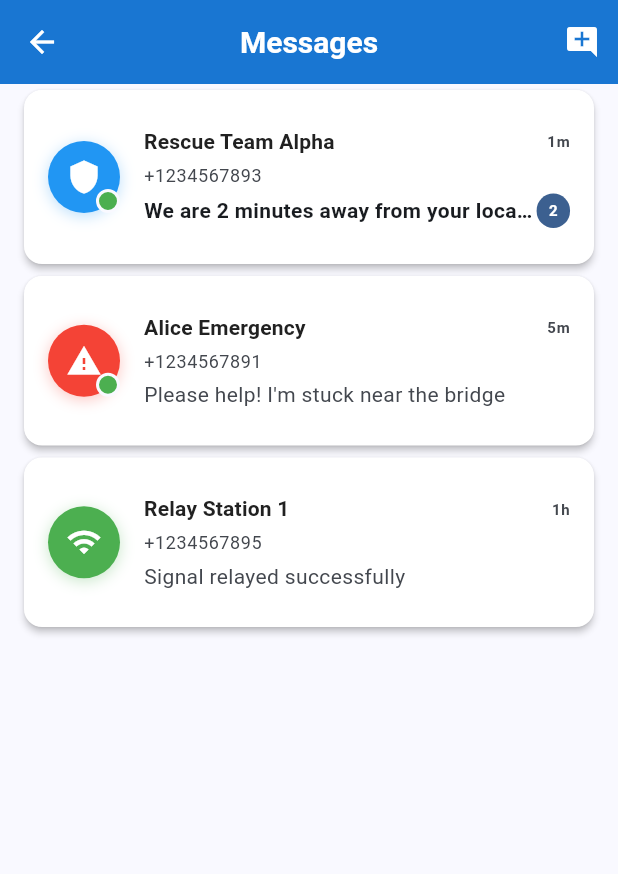
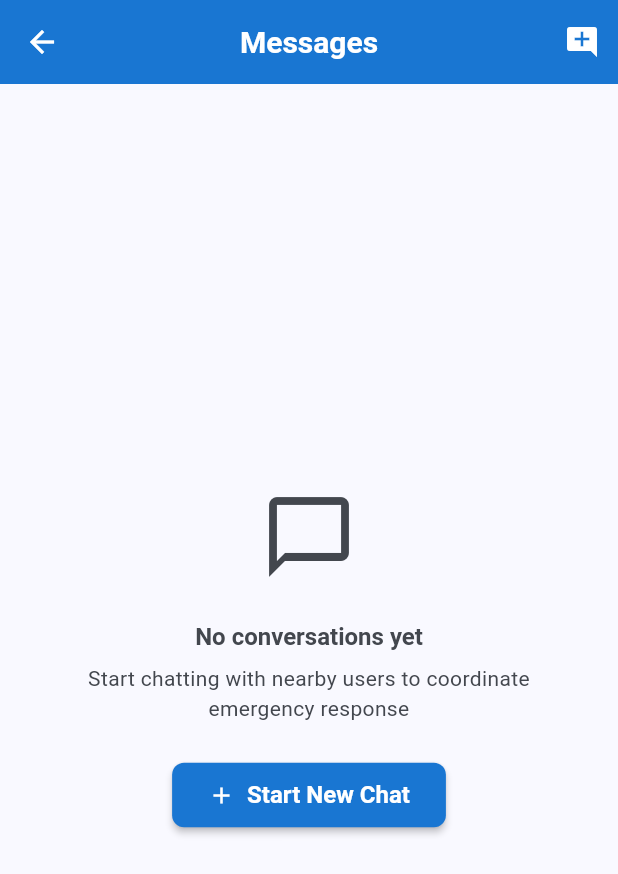
Before and after one commit to Starting123/MyOFFgridApp, a Flutter app: the ChatListScreen screen opened by its route, on a phone screen of 412 x 824 dp. Shown: the top 874 px of the screen. Run offline on Flutter 3.47's test engine with Material 3 defaults, Android fonts, the phone set to English and light mode, and no system bars; our stand-ins replace file_picker, flutter_blue_plus, flutter_riverpod, geocoding, geolocator, image_picker and 3 more; missing offline and left inert: nearby_connections, pointycastle; accounts and stored records are empty.

Commit message:
feat: Refactor providers to use real-time streams and enhance login functionality

```diff
--- a/lib/src/ui/screens/chat/chat_list_screen.dart
+++ b/lib/src/ui/screens/chat/chat_list_screen.dart
@@ -1,51 +1,93 @@
 import 'package:flutter/material.dart';
 import 'package:flutter_riverpod/flutter_riverpod.dart';
 import '../../../models/user_role.dart';
+import '../../../models/chat_models.dart';
+import '../../../services/local_db_service.dart';
+import '../../../services/service_coordinator.dart';
 import '../../widgets/common/reusable_widgets.dart';
 import '../../../utils/logger.dart';
 
-// Mock providers - replace with actual service providers
-final chatUsersProvider = Provider<List<Map<String, dynamic>>>((ref) {
-  return [
-    {
-      'id': '1',
-      'name': 'Rescue Team Alpha',
-      'phone': '+1234567893',
-      'role': UserRole.rescueUser,
-      'lastMessage': 'We are 2 minutes away from your location',
-      'lastMessageTime': DateTime.now().subtract(const Duration(minutes: 1)),
-      'unreadCount': 2,
-      'isOnline': true,
-    },
-    {
-      'id': '2',
-      'name': 'Alice Emergency',
-      'phone': '+1234567891',
-      'role': UserRole.sosUser,
-      'lastMessage': 'Please help! I\'m stuck near the bridge',
-      'lastMessageTime': DateTime.now().subtract(const Duration(minutes: 5)),
-      'unreadCount': 0,
-      'isOnline': true,
-    },
-    {
-      'id': '3',
-      'name': 'Relay Station 1',
-      'phone': '+1234567895',
-      'role': UserRole.relayUser,
-      'lastMessage': 'Signal relayed successfully',
-      'lastMessageTime': DateTime.now().subtract(const Duration(hours: 1)),
-      'unreadCount': 0,
-      'isOnline': false,
-    },
-  ];
+// Real provider using SQLite conversations
+final chatConversationsProvider = FutureProvider<List<Map<String, dynamic>>>((ref) async {
+  final dbService = LocalDatabaseService();
+  final coordinator = ServiceCoordinator.instance;
+
+  try {
+    // Get conversations from SQLite
+    final conversations = await dbService.getConversations();
+    final nearbyDevices = coordinator.isInitialized
+        ? await coordinator.deviceStream.first
+        : <NearbyDevice>[];
+
+    // Transform database conversations to UI format
+    final List<Map<String, dynamic>> chatUsers = [];
+
+    for (final conversation in conversations) {
+      // Find corresponding nearby device for online status
+      final device = nearbyDevices.firstWhere(
+        (d) => d.id == conversation['participantId'],
+        orElse: () => NearbyDevice(
+          id: conversation['participantId'],
+          name: conversation['participantName'] ?? 'Unknown User',
+          role: _mapStringToDeviceRole(conversation['participantRole'] ?? 'normal'),
+          isSOSActive: false,
+          isRescuerActive: false,
+          lastSeen: DateTime.now(),
+          signalStrength: 0,
+          isConnected: false,
+          connectionType: 'none',
+        ),
+      );
+
+      chatUsers.add({
+        'id': conversation['participantId'],
+        'name': device.name,
+        'phone': conversation['participantPhone'] ?? 'No phone',
+        'role': _mapDeviceRoleToUserRole(device.role),
+        'lastMessage': conversation['lastMessage'] ?? 'No messages yet',
+        'lastMessageTime': conversation['lastMessageTime'] != null
+            ? DateTime.fromMillisecondsSinceEpoch(conversation['lastMessageTime'])
+            : DateTime.now(),
+        'unreadCount': conversation['unreadCount'] ?? 0,
+        'isOnline': device.isConnected,
       });
+    }
+
+    return chatUsers;
+  } catch (e) {
+    Logger.error('Failed to load chat conversations: $e');
+    return [];
+  }
+});
+
+DeviceRole _mapStringToDeviceRole(String role) {
+  switch (role.toLowerCase()) {
+    case 'sosuser':
+      return DeviceRole.sosUser;
+    case 'rescuer':
+      return DeviceRole.rescuer;
+    default:
+      return DeviceRole.normal;
+  }
+}
+
+UserRole _mapDeviceRoleToUserRole(DeviceRole role) {
+  switch (role) {
+    case DeviceRole.sosUser:
+      return UserRole.sosUser;
+    case DeviceRole.rescuer:
+      return UserRole.rescueUser;
+    case DeviceRole.normal:
+      return UserRole.relayUser;
+  }
+}
 
 class ChatListScreen extends ConsumerWidget {
   const ChatListScreen({Key? key}) : super(key: key);
 
   @override
   Widget build(BuildContext context, WidgetRef ref) {
-    final chatUsers = ref.watch(chatUsersProvider);
+    final chatUsersAsync = ref.watch(chatConversationsProvider);
     final theme = Theme.of(context);
 
     return Scaffold(
@@ -64,7 +106,8 @@ class ChatListScreen extends ConsumerWidget {
       ),
       body: RefreshIndicator(
         onRefresh: () => _refreshChats(ref),
-        child: chatUsers.isEmpty
+        child: chatUsersAsync.when(
+          data: (chatUsers) => chatUsers.isEmpty
               ? _buildEmptyState(context, theme)
               : ListView.builder(
                   itemCount: chatUsers.length,
@@ -72,6 +115,38 @@ class ChatListScreen extends ConsumerWidget {
                     final user = chatUsers[index];
                     return _buildChatItem(context, user, theme);
                   },
+                ),
+          loading: () => const Center(child: CircularProgressIndicator()),
+          error: (error, stack) => Center(
+            child: Column(
+              mainAxisAlignment: MainAxisAlignment.center,
+              children: [
+                Icon(
+                  Icons.error_outline,
+                  size: 64,
+                  color: theme.colorScheme.error,
+                ),
+                const SizedBox(height: 16),
+                Text(
+                  'Failed to load conversations',
+                  style: theme.textTheme.titleMedium?.copyWith(
+                    color: theme.colorScheme.error,
+                  ),
+                ),
+                const SizedBox(height: 8),
+                Text(
+                  error.toString(),
+                  style: theme.textTheme.bodySmall,
+                  textAlign: TextAlign.center,
+                ),
+                const SizedBox(height: 16),
+                ElevatedButton(
+                  onPressed: () => ref.invalidate(chatConversationsProvider),
+                  child: const Text('Retry'),
+                ),
+              ],
+            ),
+          ),
         ),
       ),
     );
@@ -242,9 +317,19 @@ class ChatListScreen extends ConsumerWidget {
   }
 
   Future<void> _refreshChats(WidgetRef ref) async {
-    // TODO: Implement chat refresh with chat_service
-    await Future.delayed(const Duration(seconds: 1));
-    Logger.info('Refreshing chats...', 'chat');
+    try {
+      Logger.info('Refreshing conversations...', 'chat');
+
+      // Invalidate the provider to force a refresh
+      ref.invalidate(chatConversationsProvider);
+
+      // Also refresh service coordinator to update device connections
+      await ServiceCoordinator.instance.initializeAll();
+
+      Logger.info('Conversations refreshed successfully', 'chat');
+    } catch (e) {
+      Logger.error('Failed to refresh conversations: $e', 'chat');
+    }
   }
 
   void _showNewChatDialog(BuildContext context) {
```
Also changed, not shown: lib/src/providers/enhanced_sos_provider.dart (+20 -3 lines), lib/src/providers/main_providers.dart (+45 -15 lines), lib/src/providers/real_data_providers.dart (added, +307 -0 lines), lib/src/ui/screens/auth/login_screen.dart (+15 -5 lines). Lines whose indentation alone changed are shown as unchanged.
